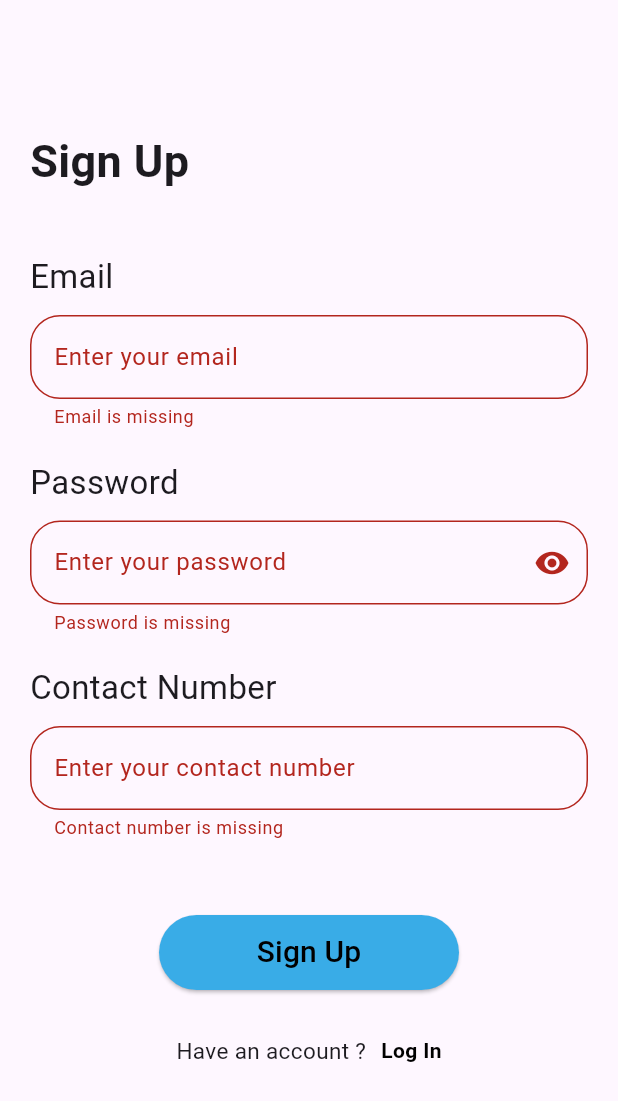
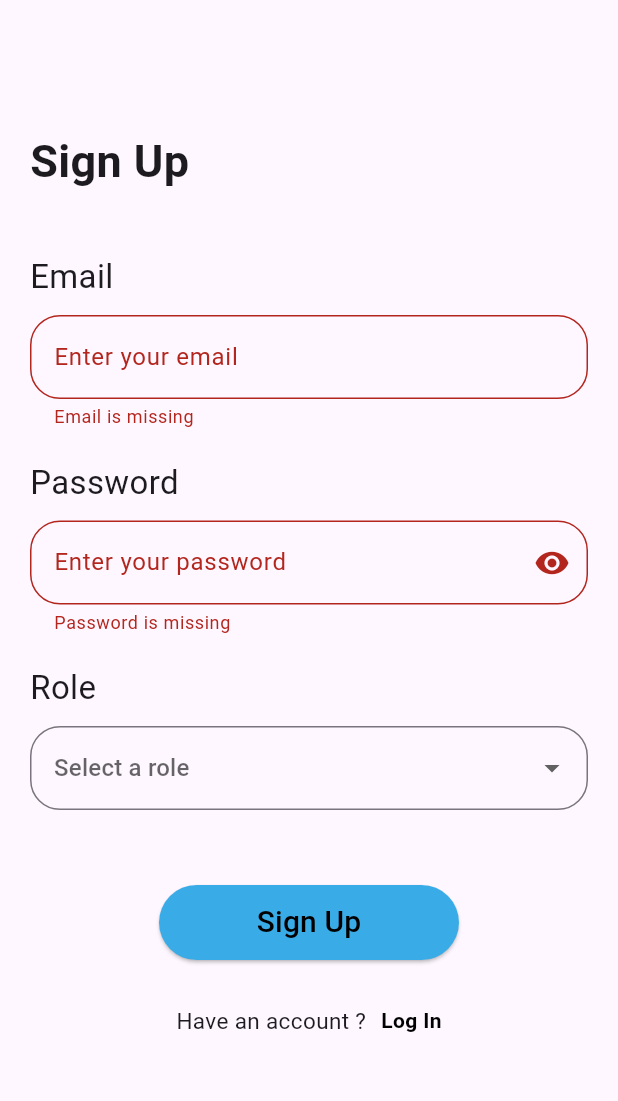
Before and after one commit to Dinethchathurya/fix-me, a Flutter app: the Register screen opened by its route, after a tap on "Sign Up", on a phone screen of 412 x 824 dp. Shown: the top 1101 px of the screen. Run offline on Flutter 3.47's test engine with Material 3 defaults, Android fonts, the light colour scheme and no system bars; our stand-ins replace firebase_auth, firebase_core, geolocator, google_maps_flutter; missing offline and left inert: flutter_polyline_points; accounts and stored records are empty.

Commit message:
Update RegisterScreen.dart
Created a list to store the roles of the user and created a drop down button form field where the users can select a role from the list of roles.

```diff
--- a/fix-me-app/lib/Screens/RegisterScreen.dart
+++ b/fix-me-app/lib/Screens/RegisterScreen.dart
@@ -8,7 +8,6 @@ class Register extends StatefulWidget {
   const Register({super.key});
 
   @override
-
   State<Register> createState() => _RegisterState();
 }
 
@@ -17,7 +16,14 @@ class _RegisterState extends State<Register> {
   final emailController = TextEditingController();
   final passwordController = TextEditingController();
   final contactnumberController = TextEditingController();
+  final roleController = TextEditingController();
   bool _isObscuredText = false;
+
+  // Create a variable called 'selectedRole' that may or may not be null.
+  String? selectedRole;
+
+  // Create a list that consists of the roles.
+  final List<String> roles = ['Select a role', 'User', 'Mechanic'];
 
   void signUserUp(BuildContext context) async {
     showDialog(
@@ -69,7 +75,6 @@ class _RegisterState extends State<Register> {
           ],
         );
       },
-
     );
   }
 
@@ -196,7 +201,7 @@ class _RegisterState extends State<Register> {
                       height: 20,
                     ),
                     Text(
-                      "Contact Number",
+                      "Role",
                       style: TextStyle(
                         fontSize: 22,
                         fontWeight: FontWeight.normal,
@@ -205,26 +210,23 @@ class _RegisterState extends State<Register> {
                     SizedBox(
                       height: 10,
                     ),
-                    TextFormField(
-                        controller: contactnumberController,
-                        decoration: InputDecoration(
-                          labelText: "Enter your contact number",
-                          border: OutlineInputBorder(
-                            borderRadius: BorderRadius.circular(20.0),
-                          ),
-                        ),
-                        validator: (value) {
-                          if (value == null || value.isEmpty) {
-                            return "Contact number is missing";
-                          }
-                          if (value.length > 10) {
-                            return "Contact number should be ten digits";
-                          }
-                          if (!RegExp(r'^[0-9]+$').hasMatch(value)) {
-                            return "Contact number should be numeric";
-                          }
-                          return null;
-                        }),
+                    DropdownButtonFormField<String>(
+                      value: selectedRole,
+                      hint: Text("Select a role"),
+                      items: roles.map((String role) {
+                        return DropdownMenuItem<String>(
+                            value: role, child: Text(role));
+                      }).toList(),
+                      onChanged: (String? value) {
+                        setState(() {
+                          selectedRole = value;
+                        });
+                      },
+                      decoration: InputDecoration(
+                        border: OutlineInputBorder(
+                            borderRadius: BorderRadius.circular(20.0)),
+                      ),
+                    ),
                     SizedBox(
                       height: 50,
                     ),
```
